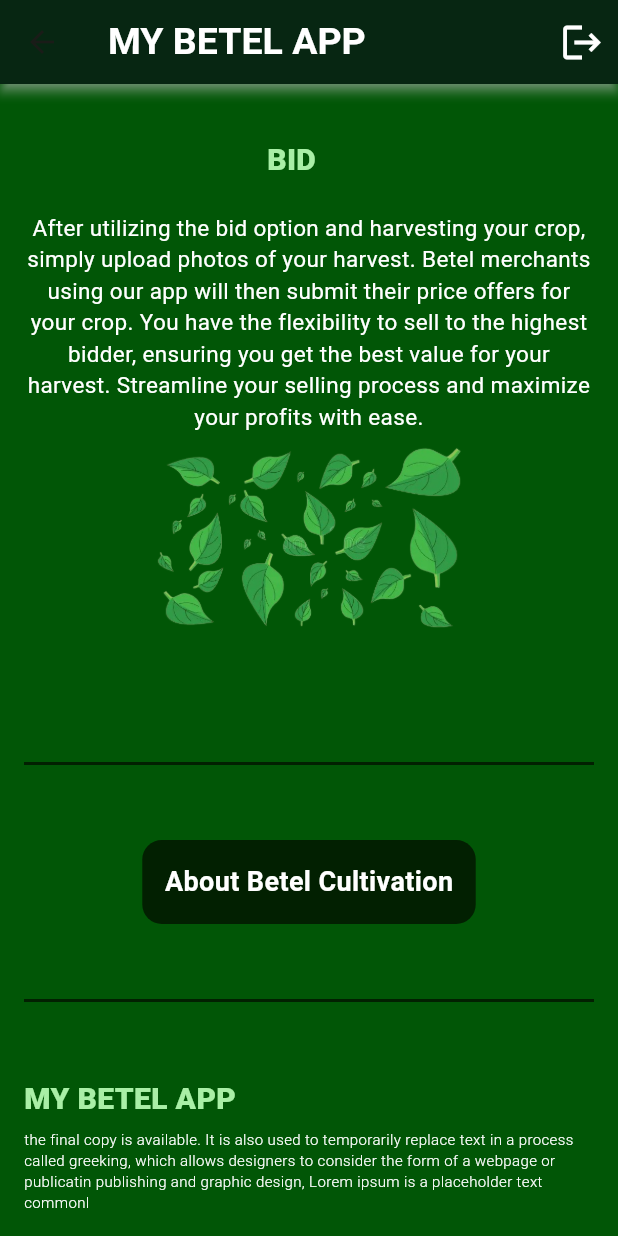
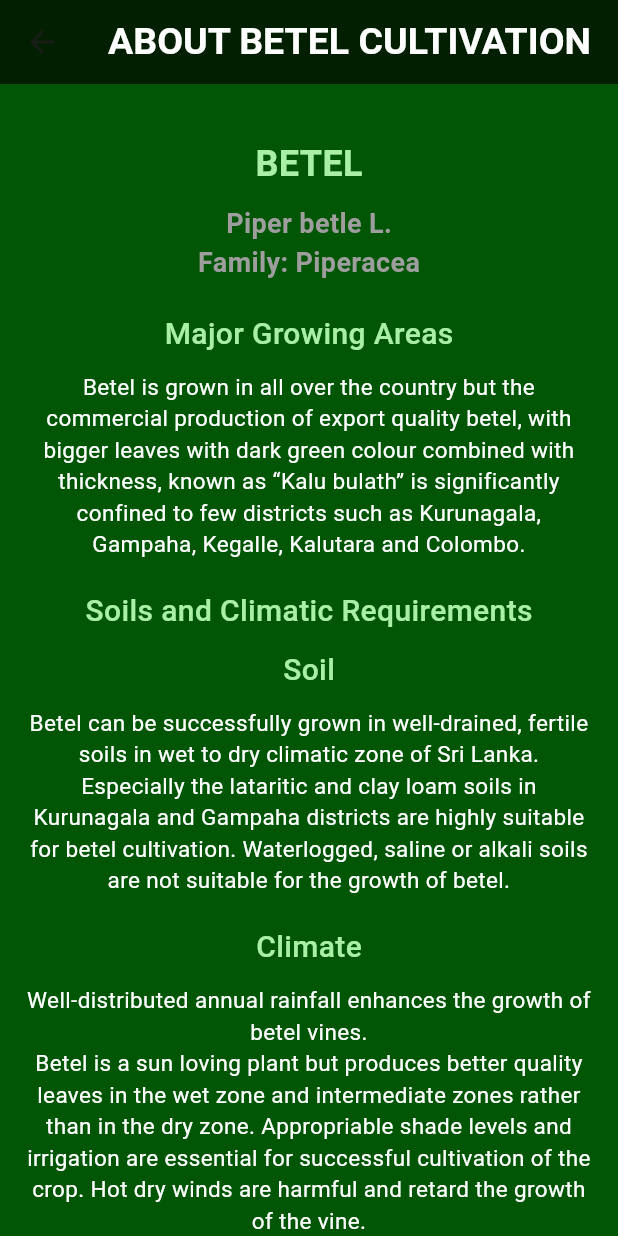
Before and after one commit to ashan210/Betel-Application, a Flutter app: the GrowerScreen screen opened directly, scrolled down 1722 dp, after a tap on "About Betel Cultivation", on a phone screen of 412 x 824 dp. Run offline on Flutter 3.47's test engine with Material 3 defaults, Android fonts, the light colour scheme and no system bars; our stand-ins replace cloud_firestore, dropdown_button2, firebase_core, get, get_storage, image_picker; missing offline and left inert: otp_text_field_v2, tflite_v2; accounts and stored records are empty.

Commit message:
making about betel cultivation page

```diff
--- /dev/null
+++ b/lib/screens/about_betel.dart
@@ -0,0 +1,182 @@
+import 'package:flutter/material.dart';
+
+class AboutBetel extends StatelessWidget {
+  const AboutBetel({super.key});
+
+@override
+  Widget build(BuildContext context) {
+return Scaffold(
+         backgroundColor:const Color.fromARGB(255, 1, 86, 6),
+        appBar: AppBar(
+          backgroundColor:const Color.fromARGB(255, 2, 32, 1),
+          shadowColor: Colors.white,
+          title:const Text("ABOUT BETEL CULTIVATION" ,
+          style: TextStyle(fontWeight: FontWeight.w700 , fontSize: 25, color: Colors.white),
+          ),
+        ),
+
+        body:  SingleChildScrollView(
+
+          child: Padding(
+            padding:const EdgeInsets.all(16.0),
+            child: Column(
+              crossAxisAlignment: CrossAxisAlignment.start,
+              children: [
+                const SizedBox(
+                height: 20,
+               ),
+               Row(
+                  mainAxisAlignment: MainAxisAlignment.center,
+                  children: [
+                    Text("BETEL",
+                        style: TextStyle(color: Color.fromARGB(255, 169, 239, 166),
+                        fontSize: 24,
+                        fontWeight: FontWeight.w600),
+                        ),
+                  ],
+               ),
+               const SizedBox(
+                height: 10,
+               ),
+               Row(
+                  mainAxisAlignment: MainAxisAlignment.center,
+                  children: [
+                    Text("Piper betle L.",
+                        style: TextStyle(color: Colors.grey,
+                        fontSize: 18,
+                        fontWeight: FontWeight.w600),
+                        ),
+                  ],
+               ),
+               Row(
+                  mainAxisAlignment: MainAxisAlignment.center,
+                  children: [
+                    Text("Family: Piperacea",
+                        style: TextStyle(color: Colors.grey,
+                        fontSize: 18,
+                        fontWeight: FontWeight.w600),
+                        ),
+                  ],
+               ),
+               const SizedBox(
+                height: 20,
+               ),
+               Row(
+                  mainAxisAlignment: MainAxisAlignment.center,
+                  children: [
+                    Text("Major Growing Areas",
+                        style: TextStyle(color: Color.fromARGB(255, 169, 239, 166),
+                        fontSize: 20,
+                        fontWeight: FontWeight.w500),
+                        ),
+                  ],
+               ),
+               const SizedBox(
+                height: 10,
+               ),
+
+                  const Text("Betel is grown in all over the country but the commercial production of export quality betel, with bigger leaves with dark green colour combined with thickness, known as “Kalu bulath” is significantly confined to few districts such as Kurunagala, Gampaha, Kegalle, Kalutara and Colombo.",
+                textAlign: TextAlign.center,
+                style: TextStyle(color: Colors.white,
+                fontWeight: FontWeight.w400, fontSize: 15),
+                ),
+
+                const SizedBox(
+                height: 20,
+               ),
+                  Row(
+                  mainAxisAlignment: MainAxisAlignment.center,
+                  children: [
+                    Text("Soils and Climatic Requirements",
+                        style: TextStyle(color: Color.fromARGB(255, 169, 239, 166),
+                        fontSize: 20,
+                        fontWeight: FontWeight.w500),
+                        ),
+                  ],
+               ),
+                    const SizedBox(
+                height: 10,
+               ),
+               Row(
+                  mainAxisAlignment: MainAxisAlignment.center,
+                  children: [
+                    Text("Soil",
+                        style: TextStyle(color: Color.fromARGB(255, 169, 239, 166),
+                        fontSize: 20,
+                        fontWeight: FontWeight.w500),
+                        ),
+                  ],
+               ),
+               const SizedBox(
+                height: 10,
+               ),
+               const Text("Betel can be successfully grown in well-drained, fertile soils in wet to dry climatic zone of Sri Lanka. Especially the lataritic and clay loam soils in Kurunagala and Gampaha districts are highly suitable for betel cultivation. Waterlogged, saline or alkali soils are not suitable for the growth of betel.",
+                textAlign: TextAlign.center,
+                style: TextStyle(color: Colors.white,
+                fontWeight: FontWeight.w400, fontSize: 15),
+                ),
+                const SizedBox(
+                height: 20,
+               ),
+                Row(
+                  mainAxisAlignment: MainAxisAlignment.center,
+                  children: [
+                    Text("Climate",
+                        style: TextStyle(color: Color.fromARGB(255, 169, 239, 166),
+                        fontSize: 20,
+                        fontWeight: FontWeight.w500),
+                        ),
+                  ],
+               ),
+               const SizedBox(
+                height: 10,
+               ),
+               const Text("Well-distributed annual rainfall enhances the growth of betel vines.\nBetel is a sun loving plant but produces better quality leaves in the wet zone and intermediate zones rather than in the dry zone. Appropriable shade levels and irrigation are essential for successful cultivation of the crop. Hot dry winds are harmful and retard the growth of the vine.",
+                textAlign: TextAlign.center,
+                style: TextStyle(color: Colors.white,
+                fontWeight: FontWeight.w400, fontSize: 15),
+                ),
+                const SizedBox(
+                height: 20,
+               ),
+               Row(
+                  mainAxisAlignment: MainAxisAlignment.center,
+                  children: [
+                    Text("Crop Establishment",
+                        style: TextStyle(color: Color.fromARGB(255, 169, 239, 166),
+                        fontSize: 20,
+                        fontWeight: FontWeight.w500),
+                        ),
+                  ],
+               ),
+               const SizedBox(
+                height: 10,
+               ),
+               Row(
+                  mainAxisAlignment: MainAxisAlignment.center,
+                  children: [
+                    Text("Planting material",
+                        style: TextStyle(color: Color.fromARGB(255, 169, 239, 166),
+                        fontSize: 20,
+                        fontWeight: FontWeight.w500),
+                        ),
+                  ],
+               ),
+                const SizedBox(
+                height: 10,
+               ),
+               const Text("Betel is usually propagated by using stem cuttings. Cuttings should be healthy and taken from mother vines with high yielding and leaves are comparatively bigger and dark green in colour. Cuttings can directly be field planted or can be planted as rooted cuttings established in poly bags filled with a mixture of equal parts of top soil, cow dung, coir dust and sand.",
+                textAlign: TextAlign.center,
+                style: TextStyle(color: Colors.white,
+                fontWeight: FontWeight.w400, fontSize: 15),
+                ),
+                  ],
+               ),
+
+        ),
+          ),
+
+);
+
+}
+}
--- a/lib/screens/grower_screen.dart
+++ b/lib/screens/grower_screen.dart
@@ -2,6 +2,7 @@ import 'package:flutter/material.dart';
 import 'package:get/get.dart';
 import 'package:get_storage/get_storage.dart';
 import 'package:my_first_app/screens/ImageProcessingPage.dart';
+import 'package:my_first_app/screens/about_betel.dart';
 import 'package:my_first_app/screens/grower_screen_sinhala.dart';
 import 'package:my_first_app/screens/grower_screen_tamil.dart';
 import 'package:my_first_app/screens/grower_sell_home.dart';
@@ -381,7 +382,7 @@ class GrowerScreen extends StatelessWidget {
                   children: [
                     GestureDetector(
                       onTap:() {
-
+                        Get.to( AboutBetel());
                       },
                       child: Container(
                         padding:const EdgeInsets.all(15),
--- a/lib/screens/grower_screen_sinhala.dart
+++ b/lib/screens/grower_screen_sinhala.dart
@@ -2,6 +2,7 @@ import 'package:flutter/material.dart';
 import 'package:get/get.dart';
 import 'package:get_storage/get_storage.dart';
 import 'package:my_first_app/screens/ImageProcessingPage.dart';
+import 'package:my_first_app/screens/about_betel.dart';
 import 'package:my_first_app/screens/grower_screen.dart';
 import 'package:my_first_app/screens/grower_screen_tamil.dart';
 import 'package:my_first_app/screens/grower_sell_home.dart';
@@ -379,7 +380,7 @@ class GrowerScreenSinhala extends StatelessWidget {
                   children: [
                     GestureDetector(
                       onTap:() {
-
+                        Get.to( AboutBetel());
                       },
                       child: Container(
                         padding:const EdgeInsets.all(15),
--- a/lib/screens/grower_screen_tamil.dart
+++ b/lib/screens/grower_screen_tamil.dart
@@ -2,6 +2,7 @@ import 'package:flutter/material.dart';
 import 'package:get/get.dart';
 import 'package:get_storage/get_storage.dart';
 import 'package:my_first_app/screens/ImageProcessingPage.dart';
+import 'package:my_first_app/screens/about_betel.dart';
 import 'package:my_first_app/screens/grower_screen.dart';
 import 'package:my_first_app/screens/grower_screen_sinhala.dart';
 import 'package:my_first_app/screens/grower_sell_home.dart';
@@ -379,7 +380,7 @@ class GrowerScreenTamil extends StatelessWidget {
                   children: [
                     GestureDetector(
                       onTap:() {
-
+                        Get.to( AboutBetel());
                       },
                       child: Container(
                         padding:const EdgeInsets.all(15),
--- a/lib/screens/home_screen.dart
+++ b/lib/screens/home_screen.dart
@@ -2,6 +2,7 @@ import 'package:flutter/material.dart';
 import 'package:get/get.dart';
 import 'package:get_storage/get_storage.dart';
 import 'package:my_first_app/screens/ImageProcessingPage.dart';
+import 'package:my_first_app/screens/about_betel.dart';
 import 'package:my_first_app/screens/login_page.dart';
 
 import 'package:my_first_app/screens/seller_home.dart';
@@ -369,7 +370,7 @@ class HomeScreen extends StatelessWidget {
                   children: [
                     GestureDetector(
                       onTap:() {
-
+                        Get.to( AboutBetel());
                       },
                       child: Container(
                         padding:const EdgeInsets.all(15),
--- a/lib/screens/seller_home_sinhala.dart
+++ b/lib/screens/seller_home_sinhala.dart
@@ -2,6 +2,7 @@ import 'package:flutter/material.dart';
 import 'package:get/get.dart';
 import 'package:get_storage/get_storage.dart';
 import 'package:my_first_app/screens/ImageProcessingPage.dart';
+import 'package:my_first_app/screens/about_betel.dart';
 import 'package:my_first_app/screens/home_screen.dart';
 import 'package:my_first_app/screens/login_page.dart';
 
@@ -369,7 +370,7 @@ class SellerHomeSinhala extends StatelessWidget {
                   children: [
                     GestureDetector(
                       onTap:() {
-
+                        Get.to( AboutBetel());
                       },
                       child: Container(
                         padding:const EdgeInsets.all(15),
--- a/lib/screens/seller_home_tamil.dart
+++ b/lib/screens/seller_home_tamil.dart
@@ -2,6 +2,7 @@ import 'package:flutter/material.dart';
 import 'package:get/get.dart';
 import 'package:get_storage/get_storage.dart';
 import 'package:my_first_app/screens/ImageProcessingPage.dart';
+import 'package:my_first_app/screens/about_betel.dart';
 import 'package:my_first_app/screens/home_screen.dart';
 import 'package:my_first_app/screens/login_page.dart';
 
@@ -369,7 +370,7 @@ class SellerHomeTamil extends StatelessWidget {
                   children: [
                     GestureDetector(
                       onTap:() {
-
+                        Get.to( AboutBetel());
                       },
                       child: Container(
                         padding:const EdgeInsets.all(15),
```
